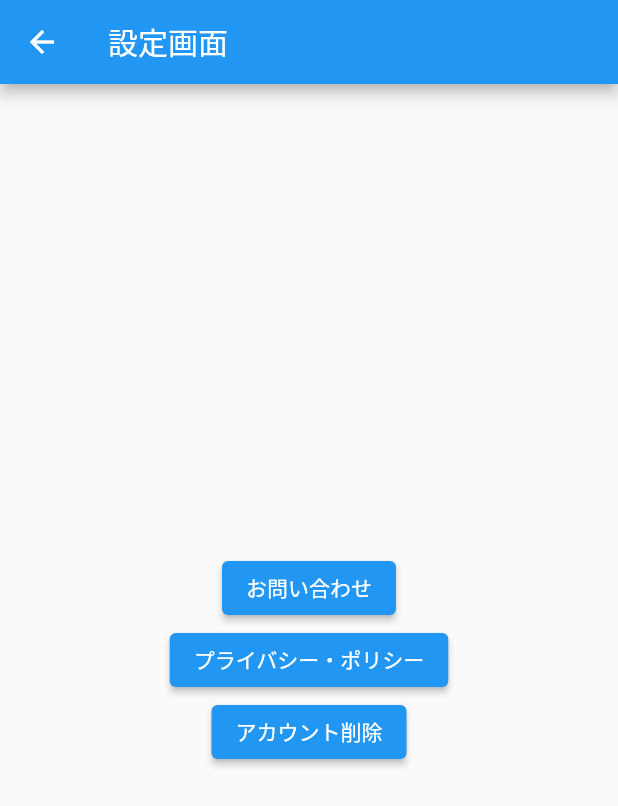
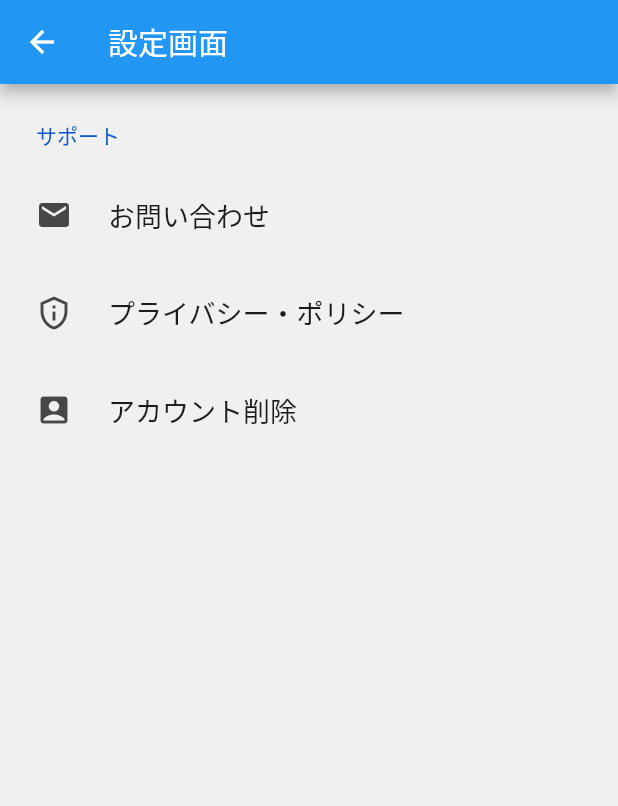
Before and after one commit to ko-he-i/taimane_timemanager, a Flutter app: the OtherPage screen opened directly, on a phone screen of 412 x 824 dp. Shown: the top 806 px of the screen. Run offline on Flutter 3.47's test engine with Material 2 defaults, Android fonts, the phone set to English and light mode, and no system bars; drawn by our look-alikes of settings_ui; our stand-ins replace cloud_firestore, firebase_auth, firebase_core; accounts and stored records are empty.

Commit message:
レイアウト変更

```diff
--- a/lib/other_page.dart
+++ b/lib/other_page.dart
@@ -2,6 +2,7 @@ import 'package:flutter/material.dart';
 import 'package:taimane_timemanager/login_page.dart';
 import 'package:url_launcher/url_launcher.dart';
 import 'package:firebase_auth/firebase_auth.dart';
+import 'package:settings_ui/settings_ui.dart';
 
 class OtherPage extends StatefulWidget {
   const OtherPage({super.key});
@@ -59,7 +60,7 @@ class _OtherPageState extends State<OtherPage> {
   final contactUrl =
       Uri.parse('https://sites.google.com/view/timemanagerapp/contact');
   final privacyPolicyUrl =
-      Uri.parse('https://sites.google.com/view/timemanagerapp/contact');
+      Uri.parse('https://sites.google.com/view/timemanagerapp/privacy-policy');
 
   void openContactUrl() async {
     if (await canLaunchUrl(contactUrl)) {
@@ -83,34 +84,40 @@ class _OtherPageState extends State<OtherPage> {
       appBar: AppBar(
         title: const Text('設定画面'),
       ),
-      body: Center(
-        child: Column(
-          mainAxisAlignment: MainAxisAlignment.center,
-          children: [
-            ElevatedButton(
-              onPressed: () {
+      body: SettingsList(
+        platform: DevicePlatform.device,
+        sections: [
+          SettingsSection(
+            title: const Text('サポート'),
+            tiles: <SettingsTile>[
+              SettingsTile.navigation(
+                title: const Text('お問い合わせ'),
+                leading: const Icon(Icons.mail),
+                onPressed: (context) {
                   openContactUrl();
                 },
-              child: const Text('お問い合わせ'),
               ),
-            ElevatedButton(
-              onPressed: () {
+              SettingsTile.navigation(
+                title: const Text('プライバシー・ポリシー'),
+                leading: const Icon(Icons.privacy_tip_outlined),
+                onPressed: (context) {
                   openPrivacyPolicyUrl();
                 },
-              child: const Text('プライバシー・ポリシー'),
               ),
-            ElevatedButton(
-              onPressed: () {
+              SettingsTile.navigation(
+                title: const Text('アカウント削除'),
+                leading: const Icon(Icons.account_box),
+                onPressed: (context) {
                   if (_user != null) {
                     _showDeleteAccountDialog();
                   } else {
                     print("ユーザーはログインしていません");
                   }
                 },
-              child: const Text('アカウント削除'),
               ),
             ],
           ),
+        ],
       ),
     );
   }
```
Lines whose indentation alone changed are shown as unchanged.
